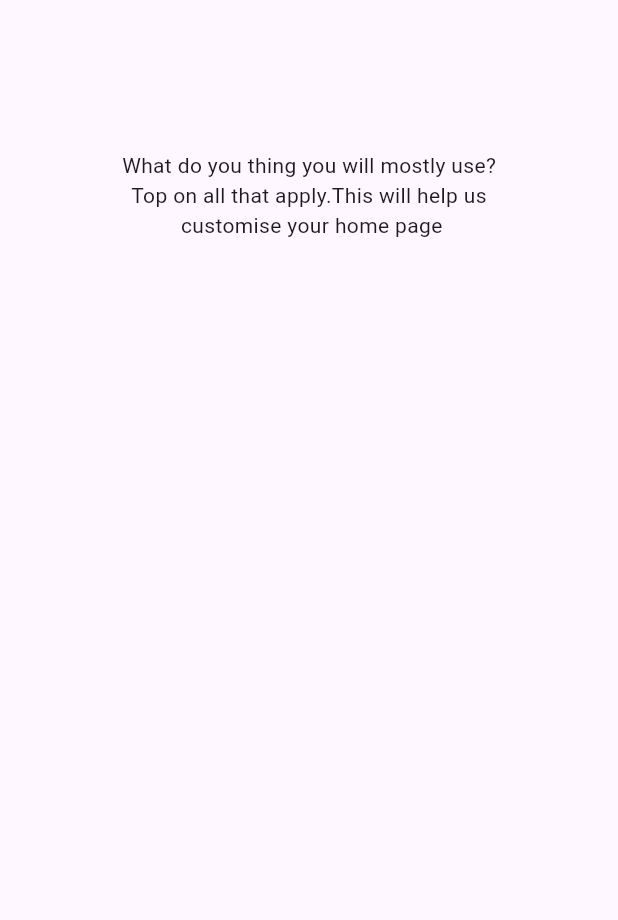
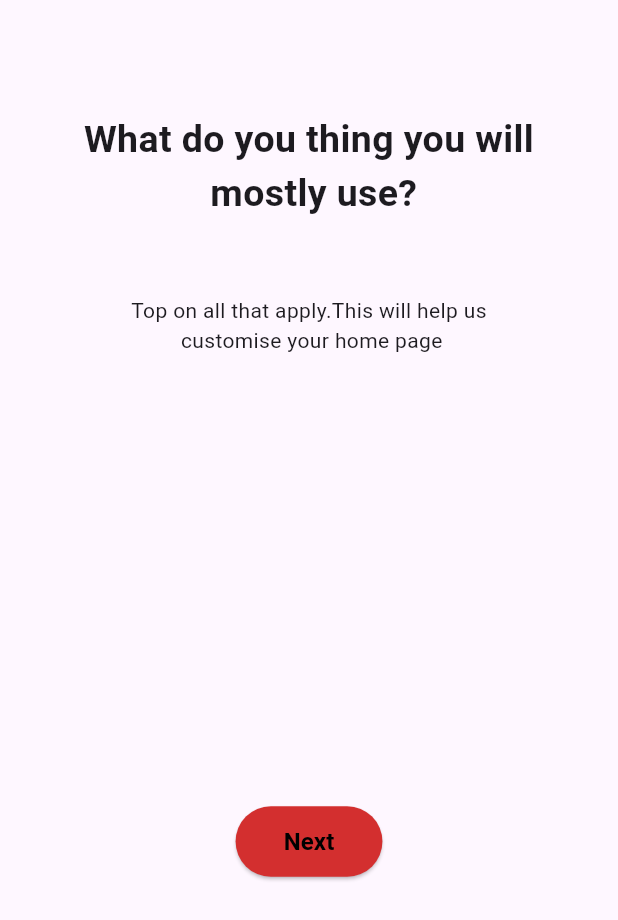
Before and after one commit to akhilapg/Design1, a Flutter app: the screen it shows after launch, on a phone screen of 412 x 824 dp. Shown: the top 920 px of the screen. Run offline on Flutter 3.47's test engine with Material 3 defaults, Android fonts, the phone set to English and light mode, and no system bars.

Commit message:
edited text and button

```diff
--- a/lib/main.dart
+++ b/lib/main.dart
@@ -10,15 +10,24 @@ class MyApp extends StatelessWidget {
   @override
   Widget build(BuildContext context) {
     return MaterialApp(
-      debugShowCheckedModeBanner: false, //Root widget
+      //Root widget
+      debugShowCheckedModeBanner: false,
       home: Scaffold(
         body: Column(
-
           crossAxisAlignment: CrossAxisAlignment.start,
           children: [
-            SizedBox(height: 100,),
-            Align(alignment: Alignment.topCenter,child: Text('What do you thing you will mostly use?')),
-            Align(alignment: Alignment.center,
+            SizedBox(height: 75),
+            Align(
+              alignment: Alignment.topCenter,
+              child: Text(
+                'What do you thing you will\n mostly use?',
+                style: TextStyle(fontWeight: FontWeight.bold, fontSize: 25),
+                textAlign: TextAlign.center,
+              ),
+            ),
+            SizedBox(height: 50),
+            Align(
+              alignment: Alignment.center,
               child: Text(
                 'Top on all that apply.This will help us\n customise your home page',
                 textAlign: TextAlign.center,
@@ -26,9 +35,35 @@ class MyApp extends StatelessWidget {
                 overflow: TextOverflow.ellipsis,
               ),
             ),
+            SizedBox(height: 300),
+            Positioned(
+              bottom: 20,
+              left: 0,
+              right: 0,
+
+              child: Center(
+                child: ElevatedButton(
+                  onPressed: () {
+                    //print('Button clicked');
+                  },
+                  style: ElevatedButton.styleFrom(
+                    backgroundColor: Colors.red[700],
+                    foregroundColor: Colors.black,
+                    padding: EdgeInsets.symmetric(horizontal: 32, vertical: 12),
+                    shape: RoundedRectangleBorder(
+                      borderRadius: BorderRadius.circular(25),
+                    ),
+                  ),
+
+                  child: Text(
+                    'Next',
+                    style: TextStyle(fontSize: 16, fontWeight: FontWeight.bold),
+                  ),
+                ),
+              ),
+            ),
           ],
         ),
-
       ),
     );
   }
```
Also changed, not shown: pubspec.lock.
